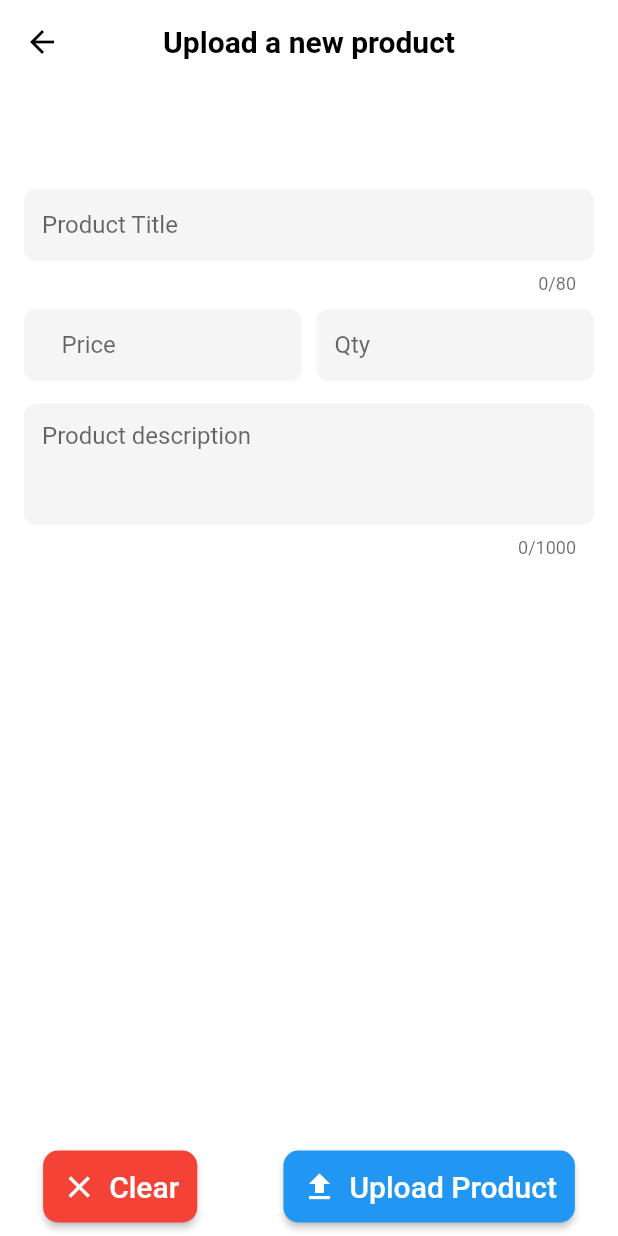
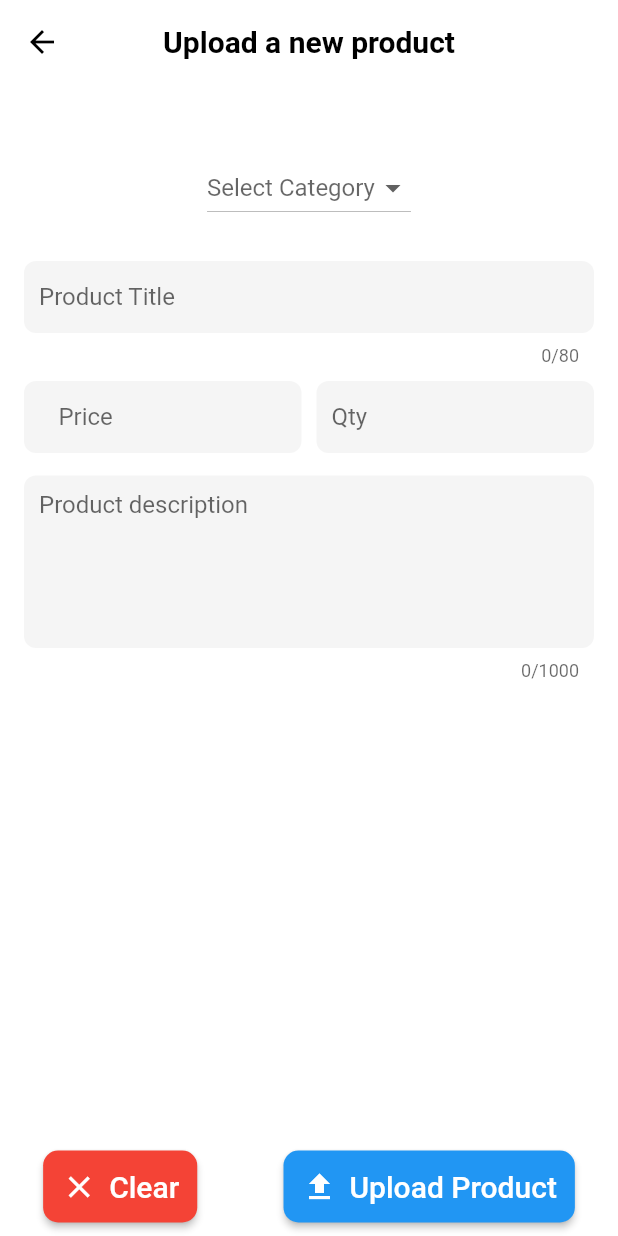
Before and after one commit to baraa1999/shopsmart_users_arbic, a Flutter app: the EditOrUploadProductScreen screen opened by its route, on a phone screen of 412 x 824 dp. Run offline on Flutter 3.47's test engine with Material 2 defaults, Android fonts, the phone set to English and light mode, and no system bars; our stand-ins replace fancy_shimmer_image, image_picker, shared_preferences, shimmer; missing offline and left inert: dynamic_height_grid_view; accounts and stored records are empty.

Commit message:
Start implementing the Upload Screen

```diff
--- a/lib/consts/app_constants.dart
+++ b/lib/consts/app_constants.dart
@@ -1,3 +1,5 @@
+import 'package:flutter/material.dart';
+
 class AppConstants {
   static const String productImageUrl =
       'https://i.ibb.co/8r1Ny2n/20-Nike-Air-Force-1-07.png';
@@ -10,4 +12,15 @@ class AppConstants {
     'Funiture',
     'Watches',
   ];
+  // select category of option
+  static List<DropdownMenuItem<String>>? get categoriesDropDownList {
+    // generate
+    List<DropdownMenuItem<String>>? menuItems =
+        List<DropdownMenuItem<String>>.generate(
+            categoriesList.length,
+            (index) => DropdownMenuItem(
+                value: categoriesList[index],
+                child: Text(categoriesList[index])));
+    return menuItems;
+  }
 }
--- a/lib/screens/edit_upload_product_form.dart
+++ b/lib/screens/edit_upload_product_form.dart
@@ -1,6 +1,7 @@
 import 'package:flutter/material.dart';
 import 'package:flutter/services.dart';
 import 'package:image_picker/image_picker.dart';
+import 'package:shopsmart_users_arbic/consts/app_constants.dart';
 import 'package:shopsmart_users_arbic/services/my_app_method.dart';
 import 'package:shopsmart_users_arbic/widgets/subtitle_text.dart';
 
@@ -27,12 +28,9 @@ class _EditOrUploadProductScreenState extends State<EditOrUploadProductScreen> {
       _priceController,
       _descriptionController,
       _quantityController;
-
+  String? _categoryValue;
   @override
   void initState() {
-    // _categoryController = TextEditingController();
-    // _brandController = TextEditingController();
-
     _titleController = TextEditingController(text: "");
     _priceController = TextEditingController(text: "");
     _descriptionController = TextEditingController(text: "");
@@ -65,9 +63,16 @@ class _EditOrUploadProductScreenState extends State<EditOrUploadProductScreen> {
   }
 
   Future<void> _uploadProduct() async {
+    if (_categoryValue == null) {
+      MyAppMethods.showErrorORWarningDialog(
+        context: context,
+        subtitle: "Category is empty",
+        fct: () {},
+      );
+      return;
+    }
     final isValid = _formKey.currentState!.validate();
     FocusScope.of(context).unfocus();
-
     if (isValid) {}
   }
 
@@ -101,7 +106,11 @@ class _EditOrUploadProductScreenState extends State<EditOrUploadProductScreen> {
   @override
   Widget build(BuildContext context) {
     final size = MediaQuery.of(context).size;
-    return Scaffold(
+    return GestureDetector(
+      onTap: () {
+        FocusScope.of(context).unfocus();
+      },
+      child: Scaffold(
         bottomSheet: SizedBox(
           height: kBottomNavigationBarHeight + 10,
           child: Material(
@@ -145,7 +154,9 @@ class _EditOrUploadProductScreenState extends State<EditOrUploadProductScreen> {
                       fontSize: 20,
                     ),
                   ),
-                onPressed: () {},
+                  onPressed: () {
+                    _uploadProduct();
+                  },
                 ),
               ],
             ),
@@ -153,17 +164,11 @@ class _EditOrUploadProductScreenState extends State<EditOrUploadProductScreen> {
         ),
         appBar: AppBar(
           centerTitle: true,
-        elevation: 0,
-        backgroundColor: Theme.of(context).scaffoldBackgroundColor,
           title: const TitlesTextWidget(
             label: "Upload a new product",
           ),
         ),
-      body: GestureDetector(
-        onTap: () {
-          FocusScope.of(context).unfocus();
-        },
-        child: SafeArea(
+        body: SafeArea(
           child: SingleChildScrollView(
             child: Column(
               children: [
@@ -175,7 +180,16 @@ class _EditOrUploadProductScreenState extends State<EditOrUploadProductScreen> {
                 const SizedBox(
                   height: 25,
                 ),
-                //TODO: Add Choose Category Widget
+                DropdownButton<String>(
+                  hint: const Text("Select Category"),
+                  value: _categoryValue,
+                  items: AppConstants.categoriesDropDownList,
+                  onChanged: (String? value) {
+                    setState(() {
+                      _categoryValue = value;
+                    });
+                  },
+                ),
                 const SizedBox(
                   height: 25,
                 ),
@@ -195,8 +209,6 @@ class _EditOrUploadProductScreenState extends State<EditOrUploadProductScreen> {
                           keyboardType: TextInputType.multiline,
                           textInputAction: TextInputAction.newline,
                           decoration: const InputDecoration(
-                            filled: true,
-                            contentPadding: EdgeInsets.all(12),
                             hintText: 'Product Title',
                           ),
                           validator: (value) {
@@ -223,8 +235,6 @@ class _EditOrUploadProductScreenState extends State<EditOrUploadProductScreen> {
                                   ),
                                 ],
                                 decoration: const InputDecoration(
-                                    filled: true,
-                                    contentPadding: EdgeInsets.all(12),
                                     hintText: 'Price',
                                     prefix: SubtitleTextWidget(
                                       label: "\$ ",
@@ -252,8 +262,6 @@ class _EditOrUploadProductScreenState extends State<EditOrUploadProductScreen> {
                                 keyboardType: TextInputType.number,
                                 key: const ValueKey('Quantity'),
                                 decoration: const InputDecoration(
-                                  filled: true,
-                                  contentPadding: EdgeInsets.all(12),
                                   hintText: 'Qty',
                                 ),
                                 validator: (value) {
@@ -270,13 +278,11 @@ class _EditOrUploadProductScreenState extends State<EditOrUploadProductScreen> {
                         TextFormField(
                           key: const ValueKey('Description'),
                           controller: _descriptionController,
-                          minLines: 3,
+                          minLines: 5,
                           maxLines: 8,
                           maxLength: 1000,
                           textCapitalization: TextCapitalization.sentences,
                           decoration: const InputDecoration(
-                            filled: true,
-                            contentPadding: EdgeInsets.all(12),
                             hintText: 'Product description',
                           ),
                           validator: (value) {
@@ -291,10 +297,8 @@ class _EditOrUploadProductScreenState extends State<EditOrUploadProductScreen> {
                     ),
                   ),
                 ),
-                SizedBox(
-                  height: WidgetsBinding.instance.window.viewInsets.bottom > 0.0
-                      ? 10
-                      : kBottomNavigationBarHeight + 10,
+                const SizedBox(
+                  height: kBottomNavigationBarHeight + 10,
                 )
               ],
             ),
```
Lines whose indentation alone changed are shown as unchanged.
